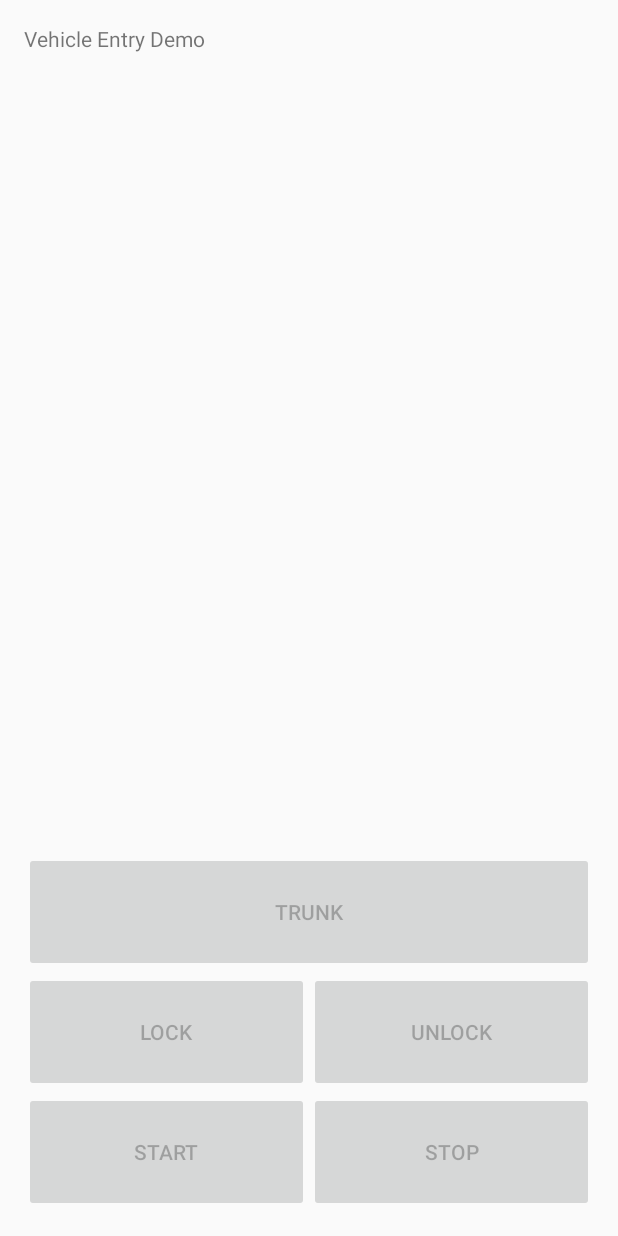
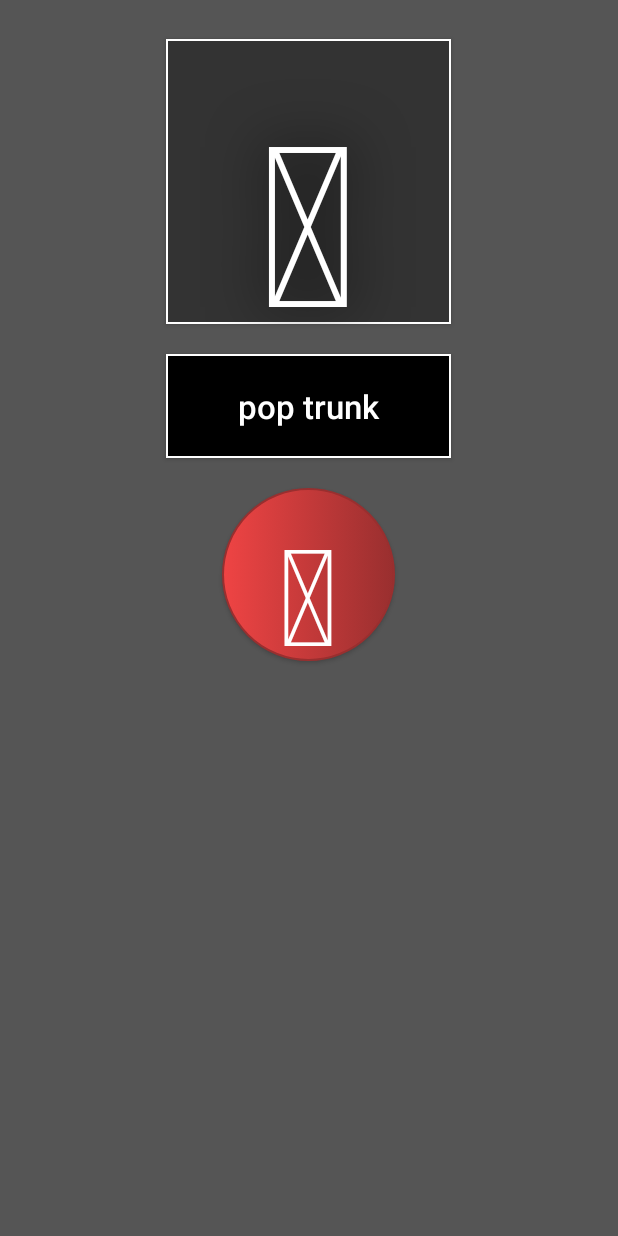
Before and after one commit to PDXostc/rvi_mobile_unlock, an Android app: the layout fragment_lock.xml on its own in the app's theme, with its tools: preview values and no code run, on a phone screen of 412 x 824 dp. Run offline under Robolectric (Android 15) with nearby library versions, the phone set to English and light mode, and no system bars.

Commit message:
Added Assets/fonts folder with fontawesome font file; Added xml styles for buttons; Added fontawesome lines in java for icons on buttons; Modified some java to 'see' the fonts (needed to use getAssets() method); Used visibility 'visible' and 'gone' (per Lilli) on buttons instead of state_pressed to accomodate the back end code that's already completed (which will hopefully assist in sending the state to the UI to inform the user of current state, as in automatic unlock).
Signed-off-by: Barbara Harmon <bharmon@jaguarlandrover.com>

```diff
--- a/app/src/main/java/com/ericsson/auto/remote/vehicleentry/LockActivity.java
+++ b/app/src/main/java/com/ericsson/auto/remote/vehicleentry/LockActivity.java
@@ -4,10 +4,10 @@ import android.content.ComponentName;
 import android.content.Context;
 import android.content.Intent;
 import android.content.ServiceConnection;
+import android.os.Bundle;
 import android.os.IBinder;
 import android.os.Messenger;
 import android.support.v7.app.ActionBarActivity;
-import android.os.Bundle;
 import android.util.Log;
 import android.view.Menu;
 import android.view.MenuItem;
--- a/app/src/main/java/com/ericsson/auto/remote/vehicleentry/LockActivityFragment.java
+++ b/app/src/main/java/com/ericsson/auto/remote/vehicleentry/LockActivityFragment.java
@@ -1,37 +1,51 @@
 package com.ericsson.auto.remote.vehicleentry;
 
-import android.support.v4.app.Fragment;
+import android.graphics.Typeface;
 import android.os.Bundle;
-import android.view.LayoutInflater;
+import android.support.v4.app.FragmentActivity;
 import android.view.View;
-import android.view.ViewGroup;
 import android.widget.Button;
 
 
-/**
- * A placeholder fragment containing a simple view.
- */
-public class LockActivityFragment extends Fragment {
+public class LockActivityFragment extends FragmentActivity {
 
     public LockActivityFragment() {
     }
 
     @Override
-    public View onCreateView(LayoutInflater inflater, ViewGroup container,
-                             Bundle savedInstanceState) {
-        View view = inflater.inflate(R.layout.fragment_lock, container, false);
+    public void onCreate(Bundle savedInstanceState) {
+        super.onCreate(savedInstanceState);
+        setContentView(R.layout.fragment_lock);
+        //View view = inflater.inflate(R.layout.fragment_lock, container, false);
+        Typeface fontawesome = Typeface.createFromAsset(getAssets(), "fonts/fontawesome-webfont.ttf");
+        Button lock = (Button)findViewById(R.id.lock);
+        lock.setTypeface(fontawesome);
+        Button unlock = (Button)findViewById(R.id.unlock);
+        unlock.setTypeface(fontawesome);
+        Button trunk = (Button)findViewById(R.id.trunk);
+        trunk.setTypeface(fontawesome);
+        Button panic = (Button)findViewById(R.id.panic);
+        panic.setTypeface(fontawesome);
+        Button panic_on = (Button)findViewById(R.id.panic_on);
+        panic_on.setTypeface(fontawesome);
 
-        Button lock = (Button) view.findViewById(R.id.lock);
-        Button unlock = (Button) view.findViewById(R.id.unlock);
-        Button start = (Button) view.findViewById(R.id.start);
-        Button stop = (Button) view.findViewById(R.id.stop);
-        Button trunk = (Button) view.findViewById(R.id.trunk);
-        Button panic = (Button) view.findViewById(R.id.panic);
+
+        /*        Button start = (Button) view.findViewById(R.id.start);
+        Button stop = (Button) view.findViewById(R.id.stop);*/
 
         unlock.setEnabled(true);
-        start.setEnabled(true);
+        /*start.setEnabled(true);*/
         trunk.setEnabled(true);
 
-        return view;
+        //return view;
+    }
+
+    public void sendPoptrunk(View view) {
+    }
+
+    public void sendPanic(View view) {
+    }
+
+    public void sendPanicOff(View view) {
     }
 }
--- /dev/null
+++ b/app/src/main/res/drawable/black_button.xml
@@ -0,0 +1,32 @@
+<?xml version="1.0" encoding="utf-8"?>
+<selector xmlns:android="http://schemas.android.com/apk/res/android">
+    <item android:state_pressed="true">
+        <shape>
+            <solid
+                    android:color="#300000" />
+            <stroke
+                    android:color="#fff"
+                    android:width="1dp" />
+            <padding
+                    android:bottom="20dp"
+                    android:top="20dp"
+                    android:left="16dp"
+                    android:right="16dp" />
+        </shape>
+    </item>
+    <item>
+        <shape>
+            <solid
+                    android:color="#000" />
+            <stroke
+                    android:color="#fff"
+                    android:width="1dp" />
+            <padding
+                    android:bottom="20dp"
+                    android:top="20dp"
+                    android:left="16dp"
+                    android:right="16dp" />
+        </shape>
+    </item>
+
+</selector>
--- /dev/null
+++ b/app/src/main/res/drawable/grey_button.xml
@@ -0,0 +1,32 @@
+<?xml version="1.0" encoding="utf-8"?>
+<selector xmlns:android="http://schemas.android.com/apk/res/android">
+    <item android:state_pressed="true">
+        <shape>
+            <solid
+                    android:color="#444" />
+            <stroke
+                    android:color="#fff"
+                    android:width="1dp" />
+            <padding
+                    android:bottom="20dp"
+                    android:top="20dp"
+                    android:left="20dp"
+                    android:right="20dp" />
+        </shape>
+    </item>
+    <item>
+        <shape>
+            <solid
+                    android:color="#333" />
+            <stroke
+                    android:color="#fff"
+                    android:width="1dp" />
+            <padding
+                    android:bottom="20dp"
+                    android:top="20dp"
+                    android:left="20dp"
+                    android:right="20dp" />
+        </shape>
+    </item>
+
+</selector>
--- /dev/null
+++ b/app/src/main/res/drawable/red_button.xml
@@ -0,0 +1,32 @@
+<?xml version="1.0" encoding="utf-8" ?>
+<selector xmlns:android="http://schemas.android.com/apk/res/android">
+    <item android:state_pressed="true" >
+        <shape android:shape="oval">
+            <solid
+                    android:color="#ef4444" />
+            <stroke
+                    android:width="1dp"
+                    android:color="#992f2f" />
+            <padding
+                    android:left="10dp"
+                    android:top="10dp"
+                    android:right="10dp"
+                    android:bottom="10dp" />
+        </shape>
+    </item>
+    <item>
+        <shape android:shape="oval">
+            <gradient
+                    android:startColor="#ef4444"
+                    android:endColor="#992f2f" />
+            <stroke
+                    android:width="1dp"
+                    android:color="#992f2f" />
+            <padding
+                    android:left="10dp"
+                    android:top="10dp"
+                    android:right="10dp"
+                    android:bottom="10dp" />
+        </shape>
+    </item>
+</selector>
--- a/app/src/main/res/layout/fragment_lock.xml
+++ b/app/src/main/res/layout/fragment_lock.xml
@@ -1,23 +1,105 @@
-<RelativeLayout xmlns:android="http://schemas.android.com/apk/res/android"
-    xmlns:tools="http://schemas.android.com/tools" android:layout_width="match_parent"
-    android:layout_height="match_parent" android:paddingLeft="@dimen/activity_horizontal_margin"
+<LinearLayout xmlns:android="http://schemas.android.com/apk/res/android"
+              xmlns:tools="http://schemas.android.com/tools"
+              android:layout_width="match_parent"
+              android:layout_height="match_parent"
+              android:background="#555"
+              android:orientation="vertical"
+              android:paddingBottom="@dimen/activity_vertical_margin"
+              android:paddingLeft="@dimen/activity_horizontal_margin"
               android:paddingRight="@dimen/activity_horizontal_margin"
               android:paddingTop="@dimen/activity_vertical_margin"
-    android:paddingBottom="@dimen/activity_vertical_margin" tools:context=".LockActivityFragment">
+              tools:context=".MainActivity">
 
+    <Button
+            android:id="@+id/unlock"
+            android:layout_width="190sp"
+            android:layout_height="190sp"
+            android:layout_gravity="center_horizontal"
+            android:layout_marginTop="10dp"
+            android:text="@string/unlock"
+            android:background="@drawable/grey_button"
+            android:textSize="150sp"
+            android:textColor="#fff"
+            android:shadowColor="#000"
+            android:shadowDx="0"
+            android:shadowDy="0"
+            android:shadowRadius="50"
+            android:visibility="visible" />
+
+    <Button
+            android:id="@+id/lock"
+            android:layout_width="190sp"
+            android:layout_height="190sp"
+            android:layout_gravity="center_horizontal"
+            android:layout_marginTop="10dp"
+            android:text="@string/unlock"
+            android:background="@drawable/grey_button"
+            android:textSize="150sp"
+            android:textColor="#fff"
+            android:shadowColor="#000"
+            android:shadowDx="0"
+            android:shadowDy="0"
+            android:shadowRadius="50"
+            android:visibility="gone" />
+
+    <Button
+            android:id="@+id/trunk"
+            android:layout_width="190sp"
+            android:layout_height="wrap_content"
+            android:layout_gravity="center_horizontal"
+            android:layout_marginTop="20dp"
+            android:text="@string/trunk"
+            android:onClick="sendPoptrunk"
+            android:background="@drawable/black_button"
+            android:textAllCaps="false"
+            style="@style/black_button_text" />
+
+    <Button
+            android:id="@+id/panic"
+            android:layout_width="115sp"
+            android:layout_height="115sp"
+            android:layout_gravity="center_horizontal"
+            android:layout_marginTop="20dp"
+            android:text="@string/panic"
+            android:onClick="sendPanic"
+            android:background="@drawable/red_button"
+            android:textSize="90sp"
+            android:textColor="#fff"
+            android:visibility="visible" />
+
+    <Button
+            android:id="@+id/panic_on"
+            android:layout_width="115sp"
+            android:layout_height="115sp"
+            android:layout_gravity="center_horizontal"
+            android:layout_marginTop="20dp"
+            android:text="@string/panic_stop"
+            android:onClick="sendPanicOff"
+            android:background="@drawable/red_button"
+            android:textSize="90sp"
+            android:textColor="#fff"
+            android:visibility="gone" />
+
+</LinearLayout>
+
+
+<!--
 <LinearLayout
 android:id="@+id/motor"
 android:layout_width="match_parent"
 android:layout_height="wrap_content"
 android:layout_alignParentBottom="true"
+android:visibility="gone"
  >
-        <Button android:id="@+id/start"
+<Button
+        android:id="@+id/start"
         android:text="@string/start"
         android:layout_width="0dp"
         android:layout_height="80dp"
         android:layout_weight=".50"
         android:enabled="false"
         />
+
 <Button
         android:id="@+id/stop"
         android:text="@string/stop"
@@ -26,47 +108,4 @@
         android:layout_weight=".50"
         android:enabled="false"
         android:layout_alignRight="@id/start"/>
-    </LinearLayout>
-
-    <LinearLayout
-        android:id="@+id/locking"
-        android:layout_width="match_parent"
-        android:layout_height="wrap_content"
-        android:layout_above="@id/motor"
-        >
-        <Button android:id="@+id/lock"
-            android:text="@string/lock"
-            android:layout_width="0dp"
-            android:layout_height="80dp"
-            android:layout_weight=".50"
-            android:enabled="false"
-            />
-        <Button
-            android:id="@+id/unlock"
-            android:text="@string/unlock"
-            android:layout_width="0dp"
-            android:layout_height="80dp"
-            android:layout_weight=".50"
-            android:enabled="false"
-            android:layout_alignRight="@id/lock"/>
-    </LinearLayout>
-    <Button android:id="@+id/trunk"
-        android:text="@string/trunk"
-        android:layout_width="fill_parent"
-        android:layout_height="80dp"
-        android:enabled="false"
-        android:layout_above="@id/locking"
-        />
-    <Button android:id="@+id/panic"
-        android:visibility="gone"
-        android:text="@string/panic"
-        android:layout_width="fill_parent"
-        android:layout_height="80dp"
-        android:layout_above="@id/trunk"
-        />
-    <TextView android:text="@string/hello_world"
-        android:layout_width="fill_parent"
-        android:layout_height="fill_parent"
-        android:layout_above="@id/trunk"/>
-
-</RelativeLayout>
+</LinearLayout>-->
--- a/app/src/main/res/values/strings.xml
+++ b/app/src/main/res/values/strings.xml
@@ -1,11 +1,12 @@
 <resources>
     <string name="app_name">Vehicle Entry</string>
+    <string name="action_settings">Settings</string>
     <string name="hello_world">Vehicle Entry Demo</string>
-    <string name="lock">Lock</string>
-    <string name="unlock">Unlock</string>
-    <string name="trunk">Trunk</string>
-    <string name="panic">Panic</string>
+    <string name="lock">&#xf13e;</string>
+    <string name="unlock">&#xf023;</string>
+    <string name="trunk">pop trunk</string>
+    <string name="panic">&#xf027;</string>
+    <string name="panic_stop">&#xf028;</string>
     <string name="start">Start</string>
     <string name="stop">Stop</string>
-    <string name="action_settings">Settings</string>
 </resources>
--- a/app/src/main/res/values/styles.xml
+++ b/app/src/main/res/values/styles.xml
@@ -5,4 +5,9 @@
         <!-- Customize your theme here. -->
     </style>
 
+    <style name="black_button_text">
+        <item name="android:textColor">#fff</item>
+        <item name="android:textSize">22dp</item>
+    </style>
+
 </resources>
```
Also changed, not shown: app/src/main/assets/fonts/fontawesome-webfont.ttf (added). Lines whose indentation alone changed are shown as unchanged.
